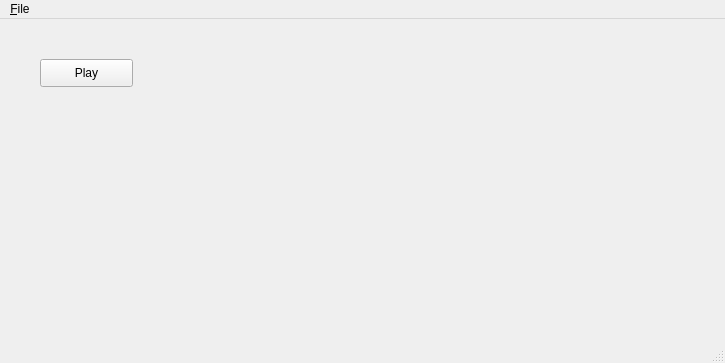
Arnzero/QTMiniPlayer, file MainWindow.ui: the form before one commit.
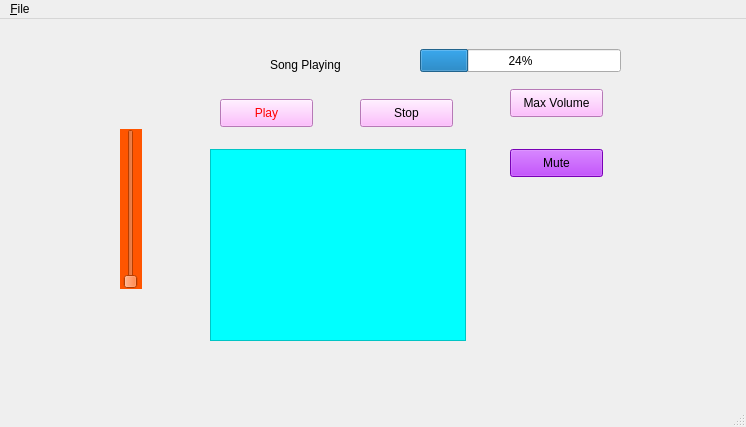
The form after the commit.

What changed in the file:
```diff
--- a/MainWindow.ui
+++ b/MainWindow.ui
@@ -6,34 +6,150 @@
    <rect>
     <x>0</x>
     <y>0</y>
-    <width>725</width>
-    <height>363</height>
+    <width>746</width>
+    <height>427</height>
    </rect>
   </property>
   <property name="windowTitle">
    <string>MainWindow</string>
   </property>
+  <property name="styleSheet">
+   <string notr="true">background-color: rgb(85, 255, 0);
+
+QPushButton { color:red};</string>
+  </property>
   <widget class="QWidget" name="centralwidget">
    <widget class="QPushButton" name="play_button">
     <property name="geometry">
      <rect>
-      <x>40</x>
-      <y>40</y>
+      <x>220</x>
+      <y>80</y>
       <width>93</width>
       <height>28</height>
      </rect>
     </property>
+    <property name="styleSheet">
+     <string notr="true">color: rgb(255, 0, 0);
+background-color: rgb(255, 170, 255);</string>
+    </property>
     <property name="text">
      <string>Play</string>
     </property>
    </widget>
+   <widget class="QPushButton" name="stop_button">
+    <property name="geometry">
+     <rect>
+      <x>360</x>
+      <y>80</y>
+      <width>93</width>
+      <height>28</height>
+     </rect>
+    </property>
+    <property name="styleSheet">
+     <string notr="true">background-color: rgb(93, 101, 255);
+background-color: rgb(255, 170, 255);</string>
+    </property>
+    <property name="text">
+     <string>Stop</string>
+    </property>
+   </widget>
+   <widget class="QSlider" name="volume_slider">
+    <property name="geometry">
+     <rect>
+      <x>120</x>
+      <y>110</y>
+      <width>22</width>
+      <height>160</height>
+     </rect>
+    </property>
+    <property name="styleSheet">
+     <string notr="true">background-color: rgb(255, 85, 0);
+color: rgb(0, 255, 0);
+border-color: rgb(255, 170, 0);</string>
+    </property>
+    <property name="orientation">
+     <enum>Qt::Vertical</enum>
+    </property>
+   </widget>
+   <widget class="QPushButton" name="volume_plus">
+    <property name="geometry">
+     <rect>
+      <x>510</x>
+      <y>70</y>
+      <width>93</width>
+      <height>28</height>
+     </rect>
+    </property>
+    <property name="styleSheet">
+     <string notr="true">background-color: rgb(255, 170, 255);</string>
+    </property>
+    <property name="text">
+     <string>Max Volume</string>
+    </property>
+   </widget>
+   <widget class="QPushButton" name="volume_minus">
+    <property name="geometry">
+     <rect>
+      <x>510</x>
+      <y>130</y>
+      <width>93</width>
+      <height>28</height>
+     </rect>
+    </property>
+    <property name="styleSheet">
+     <string notr="true">background-color: rgb(170, 0, 255);</string>
+    </property>
+    <property name="text">
+     <string>Mute</string>
+    </property>
+   </widget>
+   <widget class="QLabel" name="song_playing_label">
+    <property name="geometry">
+     <rect>
+      <x>270</x>
+      <y>30</y>
+      <width>161</width>
+      <height>31</height>
+     </rect>
+    </property>
+    <property name="text">
+     <string>Song Playing</string>
+    </property>
+   </widget>
+   <widget class="QListView" name="listView">
+    <property name="geometry">
+     <rect>
+      <x>210</x>
+      <y>130</y>
+      <width>256</width>
+      <height>192</height>
+     </rect>
+    </property>
+    <property name="styleSheet">
+     <string notr="true">background-color: rgb(255, 85, 0);
+background-color: rgb(0, 255, 255);</string>
+    </property>
+   </widget>
+   <widget class="QProgressBar" name="progressBar">
+    <property name="geometry">
+     <rect>
+      <x>420</x>
+      <y>30</y>
+      <width>201</width>
+      <height>23</height>
+     </rect>
+    </property>
+    <property name="value">
+     <number>24</number>
+    </property>
+   </widget>
   </widget>
   <widget class="QMenuBar" name="menubar">
    <property name="geometry">
     <rect>
      <x>0</x>
      <y>0</y>
-     <width>725</width>
+     <width>746</width>
      <height>26</height>
     </rect>
    </property>
```
